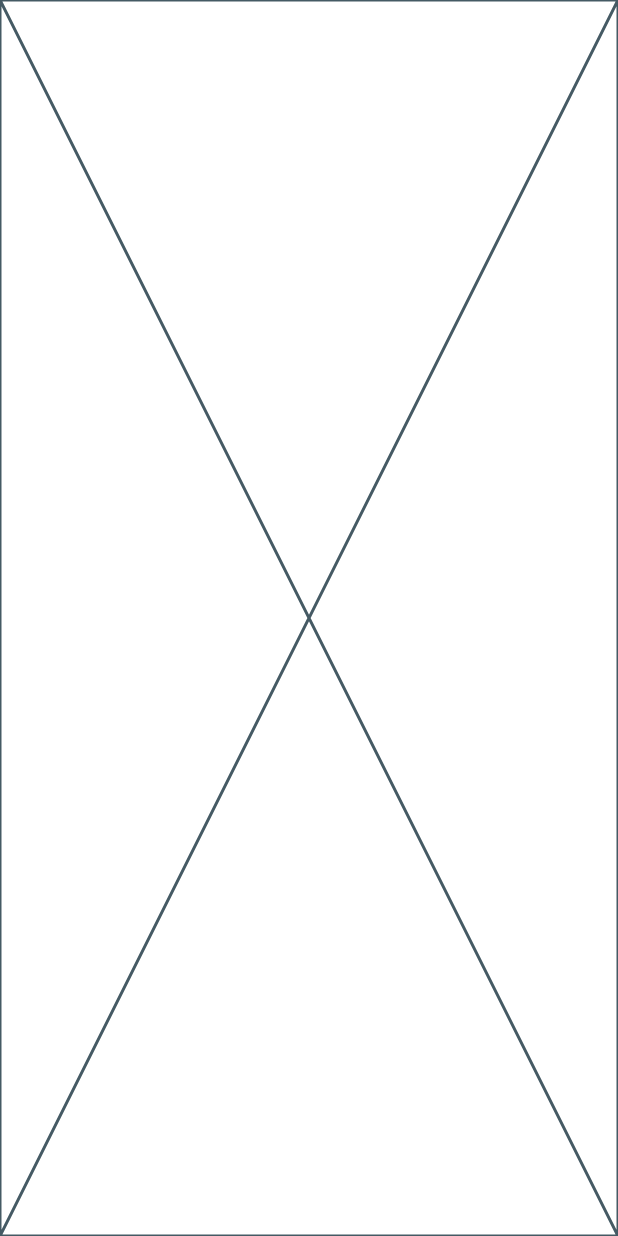
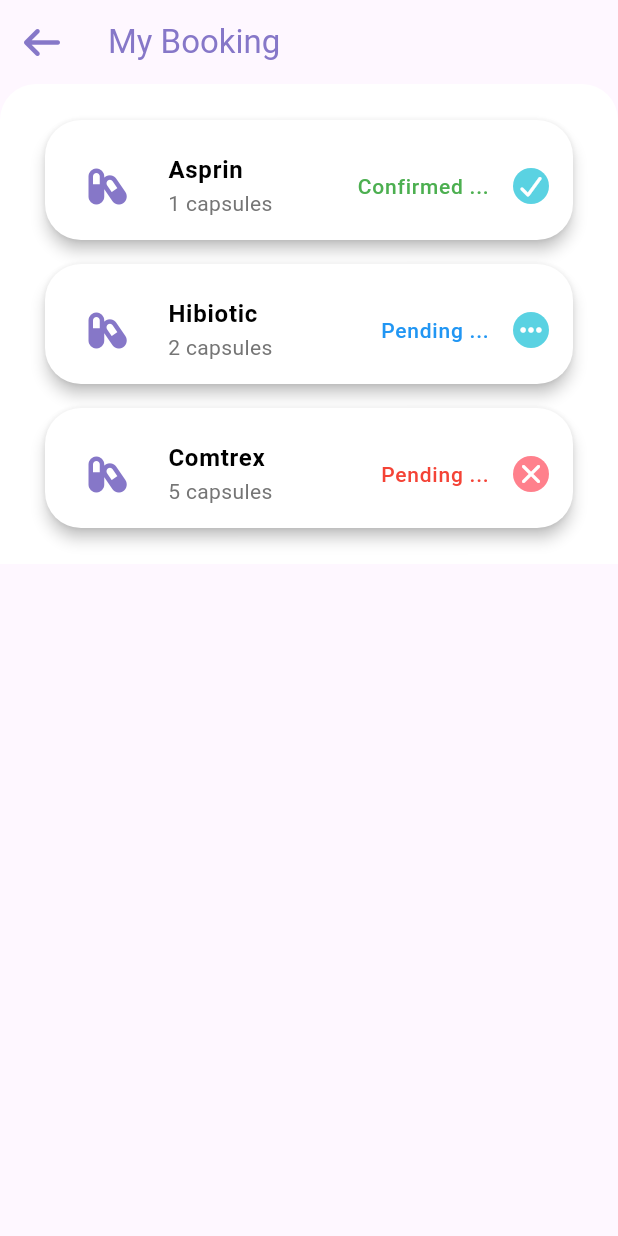
Before and after one commit to YoussefSameh1/NABD, a Flutter app: the screen it shows after launch, on a phone screen of 412 x 824 dp. Run offline on Flutter 3.47's test engine with Material 3 defaults, Android fonts, the phone set to English and light mode, and no system bars; our stand-ins replace font_awesome_flutter; missing offline and left inert: nabd_app_app, nabd_app_app_app.

Commit message:
my pages added

```diff
--- /dev/null
+++ b/lib/addPatient/checks/no_check.dart
@@ -0,0 +1,21 @@
+import 'package:flutter/material.dart';
+import 'package:font_awesome_flutter/font_awesome_flutter.dart';
+
+class CustomNoCheck extends StatelessWidget {
+  const CustomNoCheck({super.key});
+
+  @override
+  Widget build(BuildContext context) {
+    return Container(
+      height: 24,
+      width: 24,
+      decoration: BoxDecoration(
+        borderRadius: BorderRadius.circular(90),
+        color: Color(0xffFF808C),
+      ),
+      child: Center(
+        child: FaIcon(FontAwesomeIcons.xmark, size: 16, color: Colors.white),
+      ),
+    );
+  }
+}
--- /dev/null
+++ b/lib/addPatient/checks/pending_check.dart
@@ -0,0 +1,21 @@
+import 'package:flutter/material.dart';
+import 'package:font_awesome_flutter/font_awesome_flutter.dart';
+
+class CustomPendingCheck extends StatelessWidget {
+  const CustomPendingCheck({super.key});
+
+  @override
+  Widget build(BuildContext context) {
+    return Container(
+      height: 24,
+      width: 24,
+      decoration: BoxDecoration(
+        borderRadius: BorderRadius.circular(90),
+        color: Color(0xff5AD2E2),
+      ),
+      child: Center(
+        child: FaIcon(FontAwesomeIcons.ellipsis, size: 16, color: Colors.white),
+      ),
+    );
+  }
+}
--- /dev/null
+++ b/lib/addPatient/checks/right_check.dart
@@ -0,0 +1,21 @@
+import 'package:flutter/material.dart';
+import 'package:font_awesome_flutter/font_awesome_flutter.dart';
+
+class CustomRightCheck extends StatelessWidget {
+  const CustomRightCheck({super.key});
+
+  @override
+  Widget build(BuildContext context) {
+    return Container(
+      height: 24,
+      width: 24,
+      decoration: BoxDecoration(
+        borderRadius: BorderRadius.circular(90),
+        color: Color(0xff5AD2E2),
+      ),
+      child: Center(
+        child: FaIcon(FontAwesomeIcons.check, size: 16, color: Colors.white),
+      ),
+    );
+  }
+}
--- /dev/null
+++ b/lib/addPatient/conditions/custom_canceled.dart
@@ -0,0 +1,73 @@
+import 'package:flutter/material.dart';
+import 'package:font_awesome_flutter/font_awesome_flutter.dart';
+
+class CustomCanceledCard extends StatelessWidget {
+  const CustomCanceledCard({
+    super.key,
+    required this.condition,
+    required this.title,
+    required this.subtitle,
+    required this.icon,
+    required this.trailingWidget,
+  });
+  final String condition;
+  final String title;
+  final String subtitle;
+  final IconData icon;
+  final Widget trailingWidget;
+
+  @override
+  Widget build(BuildContext context) {
+    return Card(
+      color: Colors.white,
+      margin: const EdgeInsets.symmetric(horizontal: 14, vertical: 8),
+      elevation: 4,
+      shape: RoundedRectangleBorder(borderRadius: BorderRadius.circular(24)),
+      child: SizedBox(
+        height: 80,
+        child: ListTile(
+          contentPadding: const EdgeInsets.symmetric(
+            vertical: 8,
+            horizontal: 16,
+          ),
+          leading: Container(
+            width: 50,
+            height: 50,
+            alignment: Alignment.center,
+            child: FaIcon(icon, size: 24, color: const Color(0xff8677C8)),
+          ),
+          title: Text(
+            title,
+            style: const TextStyle(
+              fontSize: 16,
+              color: Colors.black,
+              fontWeight: FontWeight.bold,
+            ),
+          ),
+          subtitle: Text(
+            subtitle,
+            style: TextStyle(fontSize: 14, color: Colors.grey[600]),
+          ),
+          trailing: Row(
+            mainAxisSize: MainAxisSize.min,
+            children: [
+              Text(
+                condition,
+                style: const TextStyle(
+                  fontSize: 14,
+                  color: Colors.red,
+                  fontWeight: FontWeight.w500,
+                ),
+              ),
+              const SizedBox(width: 16),
+              trailingWidget,
+            ],
+          ),
+          onTap: () {
+            print('done');
+          },
+        ),
+      ),
+    );
+  }
+}
--- /dev/null
+++ b/lib/addPatient/conditions/custom_confirmed.dart
@@ -0,0 +1,73 @@
+import 'package:flutter/material.dart';
+import 'package:font_awesome_flutter/font_awesome_flutter.dart';
+
+class CustomConfirmedCard extends StatelessWidget {
+  const CustomConfirmedCard({
+    super.key,
+    required this.condition,
+    required this.title,
+    required this.subtitle,
+    required this.icon,
+    required this.trailingWidget,
+  });
+  final String condition;
+  final String title;
+  final String subtitle;
+  final IconData icon;
+  final Widget trailingWidget;
+
+  @override
+  Widget build(BuildContext context) {
+    return Card(
+      color: Colors.white,
+      margin: const EdgeInsets.symmetric(horizontal: 14, vertical: 8),
+      elevation: 4,
+      shape: RoundedRectangleBorder(borderRadius: BorderRadius.circular(24)),
+      child: SizedBox(
+        height: 80,
+        child: ListTile(
+          contentPadding: const EdgeInsets.symmetric(
+            vertical: 8,
+            horizontal: 16,
+          ),
+          leading: Container(
+            width: 50,
+            height: 50,
+            alignment: Alignment.center,
+            child: FaIcon(icon, size: 24, color: const Color(0xff8677C8)),
+          ),
+          title: Text(
+            title,
+            style: const TextStyle(
+              fontSize: 16,
+              color: Colors.black,
+              fontWeight: FontWeight.bold,
+            ),
+          ),
+          subtitle: Text(
+            subtitle,
+            style: TextStyle(fontSize: 14, color: Colors.grey[600]),
+          ),
+          trailing: Row(
+            mainAxisSize: MainAxisSize.min,
+            children: [
+              Text(
+                condition,
+                style: const TextStyle(
+                  fontSize: 14,
+                  color: Colors.green,
+                  fontWeight: FontWeight.w500,
+                ),
+              ),
+              const SizedBox(width: 16),
+              trailingWidget,
+            ],
+          ),
+          onTap: () {
+            print('done');
+          },
+        ),
+      ),
+    );
+  }
+}
--- /dev/null
+++ b/lib/addPatient/conditions/custom_pending.dart
@@ -0,0 +1,73 @@
+import 'package:flutter/material.dart';
+import 'package:font_awesome_flutter/font_awesome_flutter.dart';
+
+class CustomPendingCard extends StatelessWidget {
+  const CustomPendingCard({
+    super.key,
+    required this.condition,
+    required this.title,
+    required this.subtitle,
+    required this.icon,
+    required this.trailingWidget,
+  });
+  final String condition;
+  final String title;
+  final String subtitle;
+  final IconData icon;
+  final Widget trailingWidget;
+
+  @override
+  Widget build(BuildContext context) {
+    return Card(
+      color: Colors.white,
+      margin: const EdgeInsets.symmetric(horizontal: 14, vertical: 8),
+      elevation: 4,
+      shape: RoundedRectangleBorder(borderRadius: BorderRadius.circular(24)),
+      child: SizedBox(
+        height: 80,
+        child: ListTile(
+          contentPadding: const EdgeInsets.symmetric(
+            vertical: 8,
+            horizontal: 16,
+          ),
+          leading: Container(
+            width: 50,
+            height: 50,
+            alignment: Alignment.center,
+            child: FaIcon(icon, size: 24, color: const Color(0xff8677C8)),
+          ),
+          title: Text(
+            title,
+            style: const TextStyle(
+              fontSize: 16,
+              color: Colors.black,
+              fontWeight: FontWeight.bold,
+            ),
+          ),
+          subtitle: Text(
+            subtitle,
+            style: TextStyle(fontSize: 14, color: Colors.grey[600]),
+          ),
+          trailing: Row(
+            mainAxisSize: MainAxisSize.min,
+            children: [
+              Text(
+                condition,
+                style: const TextStyle(
+                  fontSize: 14,
+                  color: Colors.blue,
+                  fontWeight: FontWeight.w500,
+                ),
+              ),
+              const SizedBox(width: 16),
+              trailingWidget,
+            ],
+          ),
+          onTap: () {
+            print('done');
+          },
+        ),
+      ),
+    );
+  }
+}
--- /dev/null
+++ b/lib/addPatient/patient_booking.dart
@@ -0,0 +1,74 @@
+import 'package:flutter/material.dart';
+import 'package:font_awesome_flutter/font_awesome_flutter.dart';
+import 'package:nabd_app/addPatient/checks/no_check.dart';
+import 'package:nabd_app/addPatient/checks/pending_check.dart';
+import 'package:nabd_app/addPatient/conditions/custom_canceled.dart';
+import 'package:nabd_app/addPatient/conditions/custom_confirmed.dart';
+import 'package:nabd_app/addPatient/conditions/custom_pending.dart';
+import 'package:nabd_app/addPatient/checks/right_check.dart';
+import 'package:nabd_app/addPatient/checks/pending_check.dart';
+import 'package:nabd_app/addPatient/checks/right_check.dart';
+import 'package:nabd_app/addPatient/conditions/custom_canceled.dart';
+import 'package:nabd_app/addPatient/checks/no_check.dart';
+import 'package:nabd_app/addPatient/conditions/custom_confirmed.dart';
+import 'package:nabd_app/addPatient/conditions/custom_pending.dart';
+
+class MyBooking extends StatelessWidget {
+  const MyBooking({super.key});
+
+  @override
+  Widget build(BuildContext context) {
+    return Scaffold(
+      appBar: AppBar(
+        leading: IconButton(
+          icon: const FaIcon(
+            FontAwesomeIcons.arrowLeft,
+            color: Color(0xff8677C8),
+          ),
+          onPressed: () {
+            Navigator.pop(context);
+          },
+        ),
+        title: Text('My Booking', style: TextStyle(color: Color(0xff8677C8))),
+      ),
+      body: Container(
+        width: double.infinity,
+        decoration: const BoxDecoration(
+          color: Colors.white,
+          borderRadius: BorderRadius.only(
+            topLeft: Radius.circular(24),
+            topRight: Radius.circular(24),
+          ),
+        ),
+        child: ListView(
+          shrinkWrap: true,
+          physics: NeverScrollableScrollPhysics(),
+          padding: EdgeInsets.all(16),
+          children: [
+            CustomConfirmedCard(
+              trailingWidget: CustomRightCheck(),
+              title: 'Asprin',
+              condition: 'Confirmed ...',
+              subtitle: '1 capsules',
+              icon: FontAwesomeIcons.capsules,
+            ),
+            CustomPendingCard(
+              trailingWidget: CustomPendingCheck(),
+              title: 'Hibiotic',
+              condition: 'Pending ...',
+              subtitle: '2 capsules',
+              icon: FontAwesomeIcons.capsules,
+            ),
+            CustomCanceledCard(
+              trailingWidget: CustomNoCheck(),
+              title: 'Comtrex',
+              condition: 'Pending ...',
+              subtitle: '5 capsules',
+              icon: FontAwesomeIcons.capsules,
+            ),
+          ],
+        ),
+      ),
+    );
+  }
+}
--- a/lib/main.dart
+++ b/lib/main.dart
@@ -1,14 +1,21 @@
 import 'package:flutter/material.dart';
+import 'package:nabd_app/addPatient/patient_booking.dart';
+import 'package:nabd_app/addPatient/add_patient_page.dart';
+import 'package:nabd_app/relative_notif.dart';
+import 'package:nabd_app/addPatient/patient_booking.dart';
 
 void main() {
-  runApp(const NabdApp());
+  runApp(const MyApp());
 }
 
-class NabdApp extends StatelessWidget {
-  const NabdApp({super.key});
+class MyApp extends StatelessWidget {
+  const MyApp({super.key});
 
   @override
   Widget build(BuildContext context) {
-    return const Placeholder();
+    return MaterialApp(
+      debugShowCheckedModeBanner: false,
+      home: MyBooking(),
+    );
   }
 }
--- /dev/null
+++ b/lib/relative_notif.dart
@@ -0,0 +1,64 @@
+import 'package:flutter/material.dart';
+import 'package:font_awesome_flutter/font_awesome_flutter.dart';
+import 'package:nabd_app/addPatient/checks/no_check.dart';
+import 'package:nabd_app/addPatient/checks/right_check.dart';
+import 'package:nabd_app/medicine_card.dart';
+import 'package:nabd_app_app/medicine_card.dart';
+import 'package:nabd_app_app/addPatient/checks/no_check.dart';
+import 'package:nabd_app_app/addPatient/checks/right_check.dart';
+import 'package:nabd_app_app_app/addPatient/checks/no_check.dart';
+import 'package:nabd_app_app_app/addPatient/checks/right_check.dart';
+import 'package:nabd_app_app_app/medicine_card.dart';
+
+class RelativeNotification extends StatelessWidget {
+  const RelativeNotification({super.key});
+
+  @override
+  Widget build(BuildContext context) {
+    return Container(
+      width: double.infinity,
+      decoration: const BoxDecoration(
+        color: Colors.white,
+        borderRadius: BorderRadius.only(
+          topLeft: Radius.circular(24),
+          topRight: Radius.circular(24),
+        ),
+      ),
+      child: ListView(
+        shrinkWrap: true,
+        physics: NeverScrollableScrollPhysics(),
+        padding: EdgeInsets.all(16),
+        children: [
+          CustomMedicineCard(
+            trailingWidget: CustomRightCheck(),
+            title: 'Panadol',
+            time: '8:05 AM',
+            subtitle: '2 capsules',
+            icon: FontAwesomeIcons.capsules,
+          ),
+          CustomMedicineCard(
+            trailingWidget: CustomRightCheck(),
+            title: 'Asprin',
+            time: '9:00 AM',
+            subtitle: '2 capsules',
+            icon: FontAwesomeIcons.capsules,
+          ),
+          CustomMedicineCard(
+            trailingWidget: CustomNoCheck(),
+            title: 'Hibiotic',
+            time: '10:00 AM',
+            subtitle: '1 capsules',
+            icon: FontAwesomeIcons.capsules,
+          ),
+          CustomMedicineCard(
+            trailingWidget: CustomNoCheck(),
+            title: 'Comtrex',
+            time: '12:00 PM',
+            subtitle: '1 capsules',
+            icon: FontAwesomeIcons.capsules,
+          ),
+        ],
+      ),
+    );
+  }
+}
--- a/pubspec.yaml
+++ b/pubspec.yaml
@@ -34,6 +34,7 @@ dependencies:
   # The following adds the Cupertino Icons font to your application.
   # Use with the CupertinoIcons class for iOS style icons.
   cupertino_icons: ^1.0.8
+  font_awesome_flutter: ^10.10.0
 
 dev_dependencies:
   flutter_test:
@@ -58,9 +59,8 @@ flutter:
   uses-material-design: true
 
   # To add assets to your application, add an assets section, like this:
-  # assets:
-  #   - images/a_dot_burr.jpeg
-  #   - images/a_dot_ham.jpeg
+  assets:
+    - assets/
 
   # An image asset can refer to one or more resolution-specific "variants", see
   # https://flutter.dev/to/resolution-aware-images
```
Also changed, not shown: lib/addPatient/add_bottom.dart (added, +26 -0 lines), lib/addPatient/add_patient_page.dart (added, +74 -0 lines), lib/medicine_card.dart (added, +73 -0 lines), pubspec.lock.
